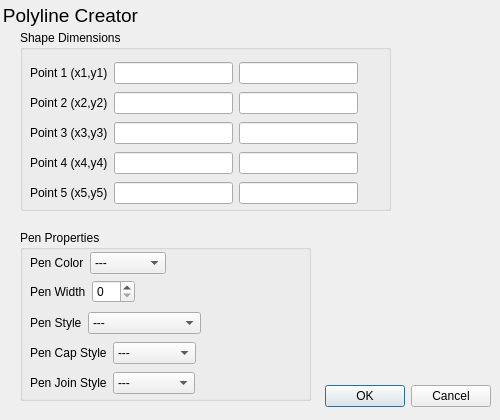
This is QTPROJECT/addpolyline.ui in camwolff02/CS1C_2D_Graphics_Modeler as Qt 5 draws it before an edit. The edited form follows.
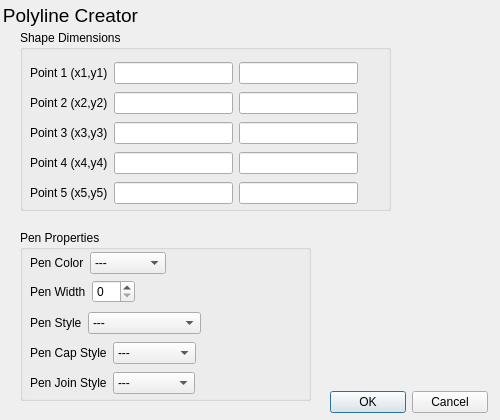
This is the edited form.

```diff
--- a/QTPROJECT/addpolyline.ui
+++ b/QTPROJECT/addpolyline.ui
@@ -426,21 +426,31 @@
     </layout>
    </widget>
   </widget>
-  <widget class="QDialogButtonBox" name="buttonBox">
+  <widget class="QWidget" name="">
    <property name="geometry">
     <rect>
-     <x>150</x>
-     <y>380</y>
-     <width>341</width>
-     <height>32</height>
+     <x>330</x>
+     <y>390</y>
+     <width>158</width>
+     <height>25</height>
     </rect>
    </property>
-   <property name="orientation">
-    <enum>Qt::Horizontal</enum>
-   </property>
-   <property name="standardButtons">
-    <set>QDialogButtonBox::Cancel|QDialogButtonBox::Ok</set>
-   </property>
+   <layout class="QHBoxLayout" name="horizontalLayout_8">
+    <item>
+     <widget class="QPushButton" name="pushButton">
+      <property name="text">
+       <string>OK</string>
+      </property>
+     </widget>
+    </item>
+    <item>
+     <widget class="QPushButton" name="pushButton_2">
+      <property name="text">
+       <string>Cancel</string>
+      </property>
+     </widget>
+    </item>
+   </layout>
   </widget>
  </widget>
  <resources/>
```
